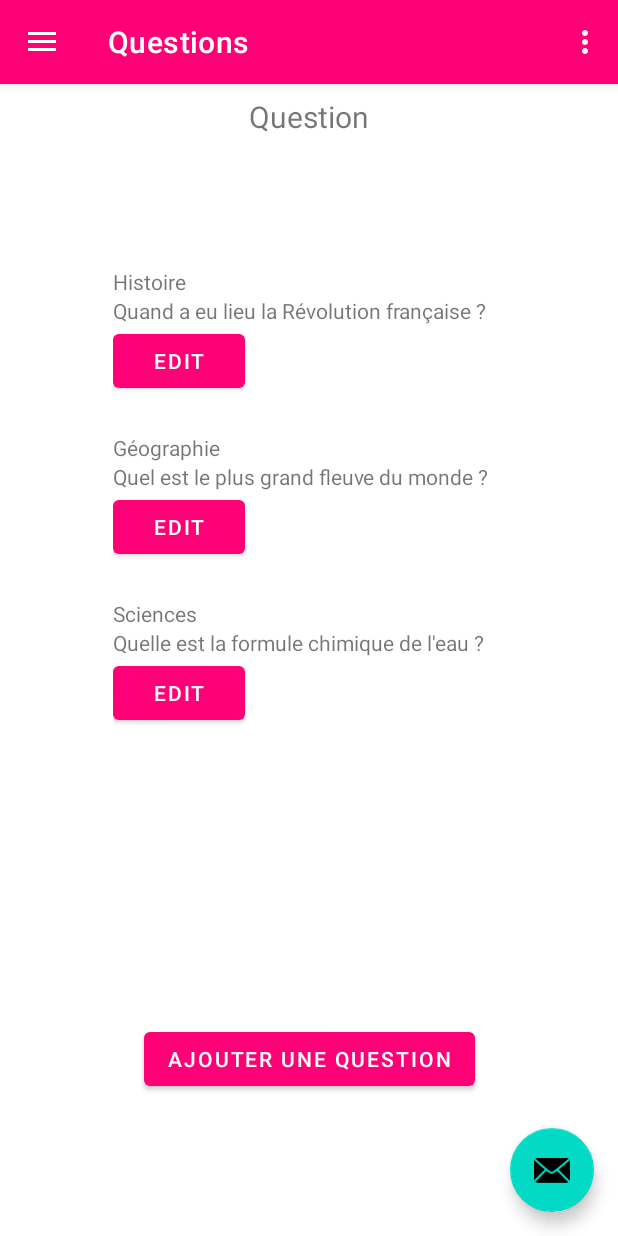
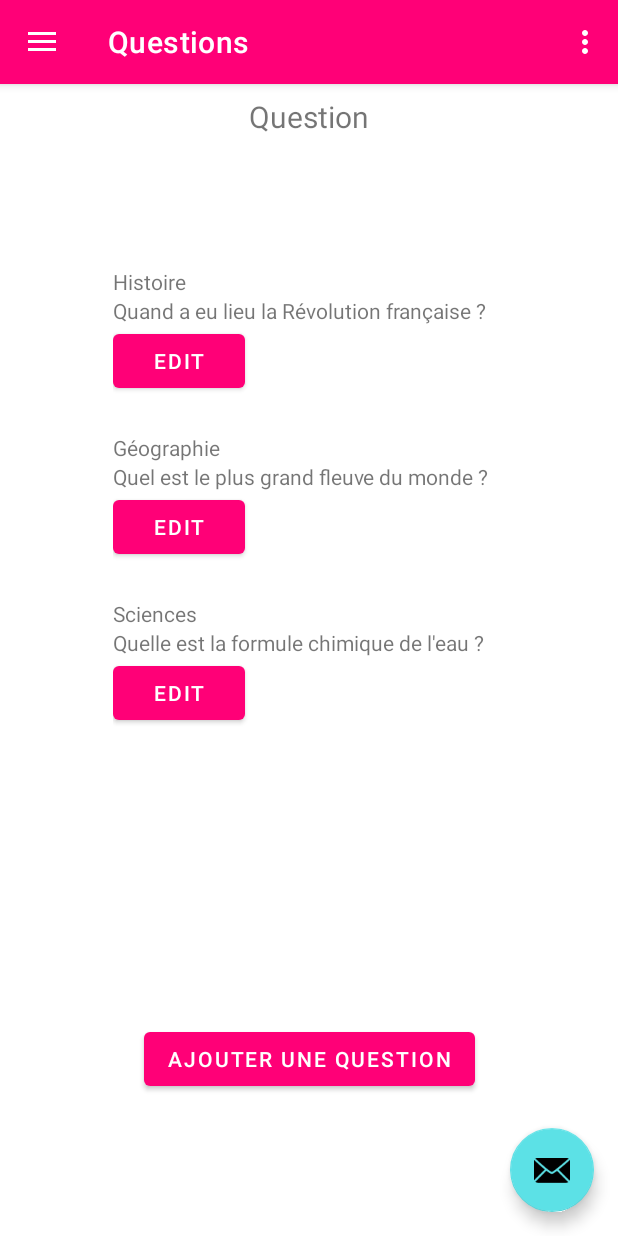
Before and after one commit to L-Antre-des-Loutres/OtterMinded, an Android app: the screen it shows after launch (MainActivity), in the side drawer, after a tap on "Questions", on a phone screen of 412 x 824 dp. Run offline under Robolectric (Android 15) with nearby library versions, the phone set to English and light mode, and no system bars; our stand-ins replace navigation-ui.

Commit message:
Changement de plusieurs couleurs pour tester sur différents appareils

```diff
--- a/app/src/main/res/values/colors.xml
+++ b/app/src/main/res/values/colors.xml
@@ -1,12 +1,17 @@
 <?xml version="1.0" encoding="utf-8"?>
 <resources>
-    <color name="purple_200">#5CE1E6</color>
+    <!-- Couleur bar native Android -->
+    <color name="purple_700">#17393939</color>
+    <!-- Mode sombre -->
+    <color name="purple_200">#0EABB1</color>
+    <!-- Mode clair -->
     <color name="purple_500">#FF0077</color>
-    <color name="purple_700">#9F004A</color>
 
-    <color name="teal_200">#FF03DAC5</color>
-    <color name="teal_700">#FF018786</color>
+    <color name="teal_200">#5CE1E6</color>
+    <color name="teal_700">#5CE1E6</color>
+
     <color name="black">#FF000000</color>
     <color name="white">#FFFFFFFF</color>
+
     <color name="red">#FFD32F2F</color>
 </resources>
```
